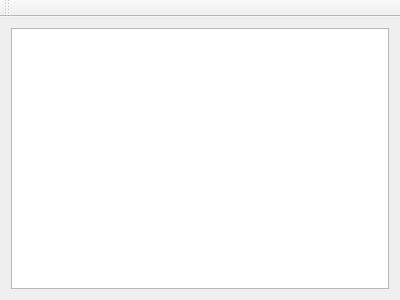
Before: the Qt Designer form mainwindow.ui in mchlhess/Project, drawn with Qt 5.
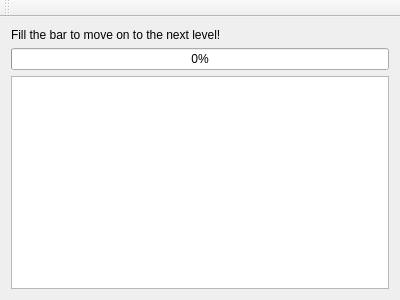
After: the same form once the commit is applied.

Commit message: added difficulty selection, progress bar

Diff of the .ui file:
```diff
--- a/mainwindow.ui
+++ b/mainwindow.ui
@@ -27,9 +27,23 @@
     </sizepolicy>
    </property>
    <layout class="QGridLayout" name="gridLayout">
-    <item row="0" column="0">
+    <item row="1" column="0">
+     <widget class="QProgressBar" name="progressBar">
+      <property name="value">
+       <number>0</number>
+      </property>
+     </widget>
+    </item>
+    <item row="2" column="0">
      <widget class="QGraphicsView" name="graphicsView"/>
     </item>
+    <item row="0" column="0">
+     <widget class="QLabel" name="label">
+      <property name="text">
+       <string>Fill the bar to move on to the next level!</string>
+      </property>
+     </widget>
+    </item>
    </layout>
   </widget>
   <widget class="QMenuBar" name="menuBar">
```
The commit also changes 6 other files.
